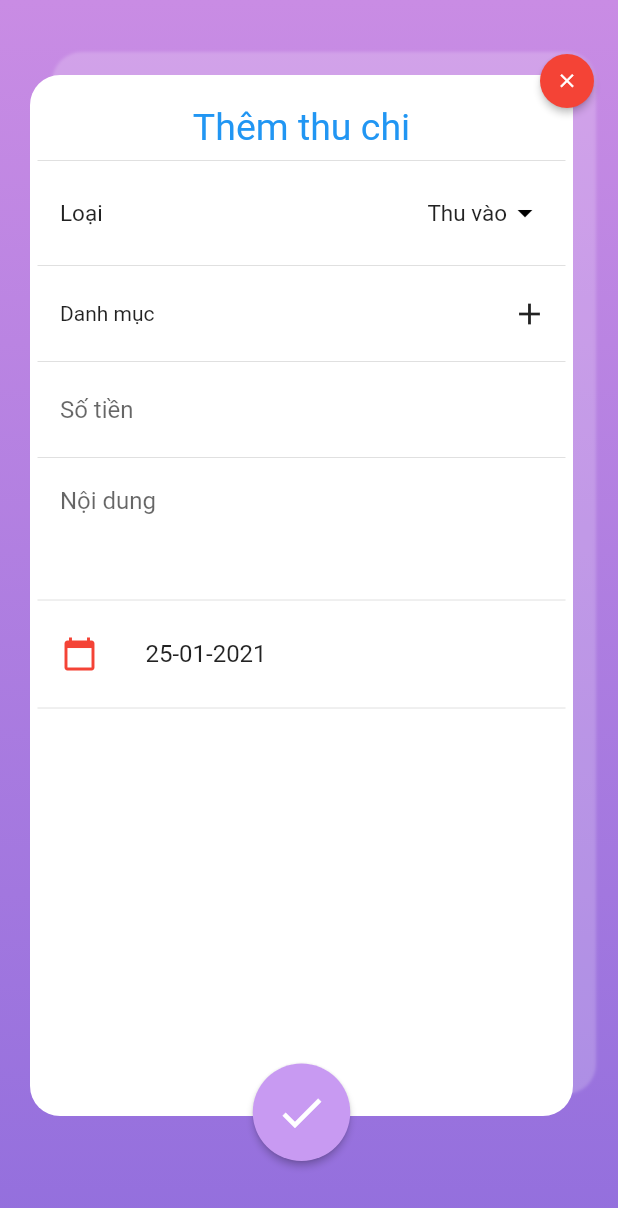
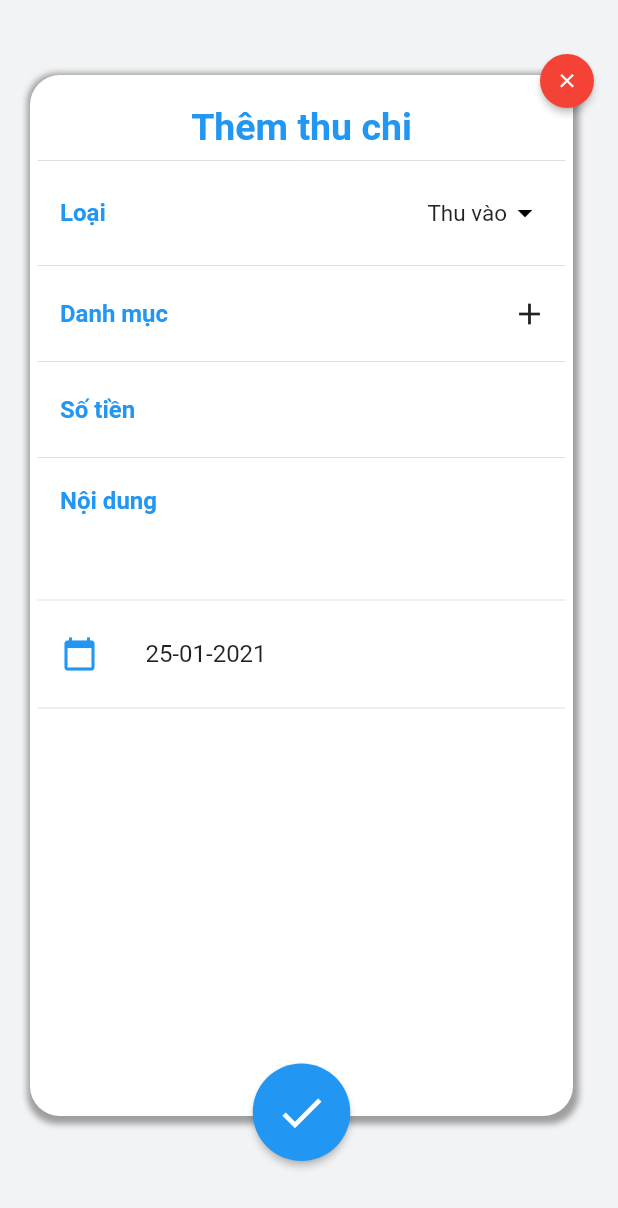
Before and after one commit to huuduong99/money_lover, a Flutter app: the InsertExpensePage screen opened directly, on a phone screen of 412 x 824 dp. Shown: the top 1208 px of the screen. Run offline on Flutter 3.47's test engine with Material 2 defaults, Android fonts, the phone set to English and light mode, and no system bars; our stand-ins replace flutter_money_formatter, flutter_slidable, sqflite; accounts and stored records are empty.

Commit message:
fix UI for good_looking

```diff
--- a/lib/page/insert_expense_page.dart
+++ b/lib/page/insert_expense_page.dart
@@ -36,7 +36,7 @@ class _InsertExpensePageState extends State<InsertExpensePage> {
         children: [
           Text(
             "Loại",
-            style: TextStyle(fontSize: 15),
+            style: TextStyle(fontSize: 16,color: Colors.blue,fontWeight: FontWeight.bold),
           ),
           Theme(
               data:
@@ -80,7 +80,7 @@ class _InsertExpensePageState extends State<InsertExpensePage> {
     return ListTile(
         leading: Icon(
           Icons.calendar_today,
-          color: Colors.red,
+          color: Colors.blue,
         ),
         title: Text(_date),
         onTap: () async {
@@ -115,7 +115,9 @@ class _InsertExpensePageState extends State<InsertExpensePage> {
           disabledBorder: InputBorder.none,
           contentPadding:
           EdgeInsets.only(left: 15, bottom: 11, top: 11, right: 15),
-          hintText: hint),
+          hintText: hint,
+          hintStyle: TextStyle(color: Colors.blue,fontWeight: FontWeight.bold)
+      ),
     );
   }
 
@@ -138,7 +140,7 @@ class _InsertExpensePageState extends State<InsertExpensePage> {
     return RawMaterialButton(
       onPressed: () => _handleSaveNewExpense(),
       elevation: 2.0,
-      fillColor: Color(0xFFC89AF2),
+      fillColor: Colors.blue,
       child: Icon(
         Icons.done,
         size: 35.0,
@@ -193,7 +195,7 @@ class _InsertExpensePageState extends State<InsertExpensePage> {
       child: Row(
         mainAxisAlignment: MainAxisAlignment.spaceBetween,
         children: [
-          Text('Danh mục'),
+          Text('Danh mục',style: TextStyle(color: Colors.blue,fontWeight: FontWeight.bold,fontSize: 16),),
           Row(
             children: [
               Text(_category != null ? _category.name : ''),
@@ -223,16 +225,7 @@ class _InsertExpensePageState extends State<InsertExpensePage> {
     return Container(
       width: double.infinity,
       height: double.infinity,
-      decoration: BoxDecoration(
-        gradient: LinearGradient(
-          begin: Alignment.topCenter,
-          end: Alignment.bottomCenter,
-          colors: <Color>[
-            Color(0xFFC98CE4),
-            Color(0xFF936FDD),
-          ],
-        ),
-      ),
+      color: Color(0xFFF2F3F5),
       child: Align(
         alignment: Alignment.center,
         child: Container(
@@ -243,20 +236,24 @@ class _InsertExpensePageState extends State<InsertExpensePage> {
               color: Colors.white,
               boxShadow: [
                 BoxShadow(
-                    color: Colors.white.withOpacity(0.2),
-                    offset: Offset(15, -15),
-                    blurRadius: 1)
+                    color: Colors.grey,
+                    offset: Offset(1, 2),
+                    blurRadius: 3,
+                    spreadRadius: 3
+                )
               ],
               borderRadius: BorderRadius.all(Radius.circular(20.0))),
           child: Stack(
             overflow: Overflow.visible,
             children: [
-              Padding(
+              SingleChildScrollView(
+                physics: AlwaysScrollableScrollPhysics(),
+                child: Padding(
                   padding: EdgeInsets.symmetric(horizontal: 5, vertical: 20),
                   child: Column(
                     children: [
                       Text('Thêm thu chi',
-                        style: TextStyle(fontSize: 25, color: Colors.blue)),
+                          style: TextStyle(fontSize: 25, color: Colors.blue,fontWeight: FontWeight.bold)),
                       const Divider(),
                       _buildDropdownSelect(),
                       const Divider(),
@@ -271,6 +268,7 @@ class _InsertExpensePageState extends State<InsertExpensePage> {
                       _buildCalendar(),
                       const Divider(),
                     ],
+                  ),
                 ),
               ),
               Positioned(top: -20, right: -40, child: _buildButtonExit()),
```
Also changed, not shown: lib/page/categories_expense_page.dart (+9 -8 lines), lib/page/expense_page.dart (+12 -12 lines), lib/page/insert_category_expense_page.dart (+21 -23 lines), lib/page/select_category_expense_page.dart (+32 -5 lines), lib/page/select_parent_category_expense_page.dart (+13 -26 lines), lib/page/update_category_expense_page.dart (+19 -22 lines), lib/page/update_expense_page.dart (+17 -19 lines). Lines whose indentation alone changed are shown as unchanged.
